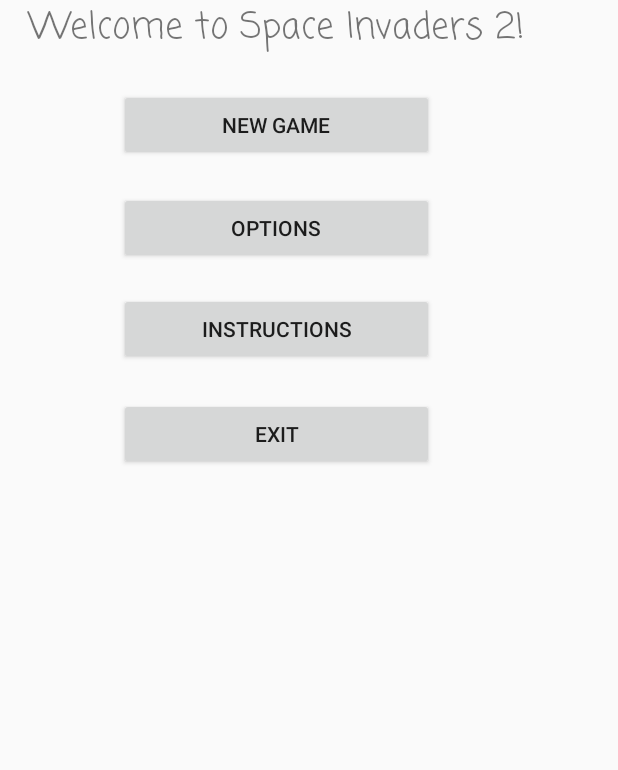
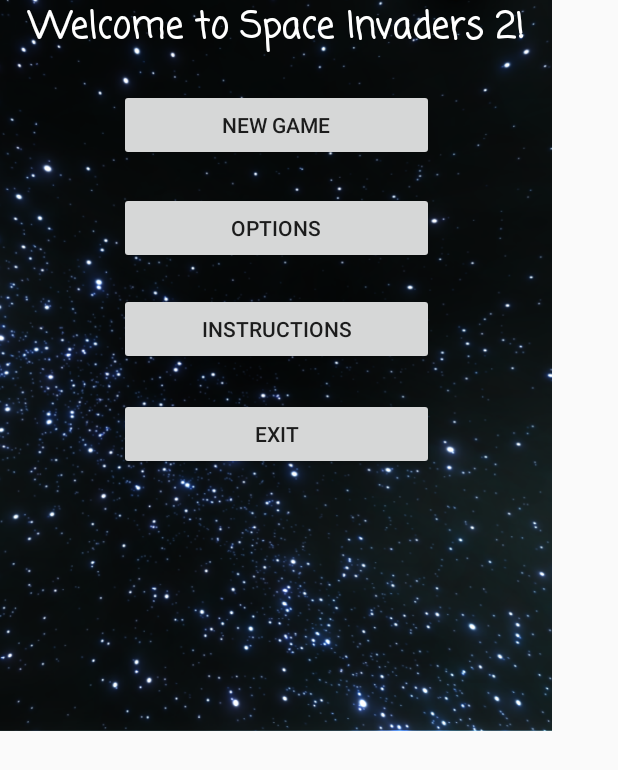
Before and after one commit to septianrazi/SpaceCrusaders, an Android app: the screen it shows after launch (MainMenuActivity), on a phone screen of 412 x 824 dp. Shown: the top 770 px of the screen. Run offline under Robolectric (Android 15) with nearby library versions, the phone set to English and light mode, and no system bars.

Commit message:
Try to put an image background in Main menu

```diff
--- a/app/src/main/java/com/example/comp2100/retrogame2018s1/MainMenuActivity.java
+++ b/app/src/main/java/com/example/comp2100/retrogame2018s1/MainMenuActivity.java
@@ -1,6 +1,7 @@
 package com.example.comp2100.retrogame2018s1;
 
 import android.content.Intent;
+import android.graphics.Color;
 import android.support.v7.app.AppCompatActivity;
 import android.os.Bundle;
 import android.view.View;
--- a/app/src/main/res/layout/activity_main_menu.xml
+++ b/app/src/main/res/layout/activity_main_menu.xml
@@ -12,6 +12,9 @@
         android:layout_height="487dp"
         tools:layout_editor_absoluteX="8dp"
         tools:layout_editor_absoluteY="8dp">
+
+
+
 
         <Button
             android:id="@+id/btn_exit"
@@ -49,16 +52,28 @@
             app:layout_constraintEnd_toEndOf="parent"
             app:layout_constraintStart_toStartOf="parent" />
 
+        <ImageView
+            android:id="@+id/imageView"
+            android:layout_width="wrap_content"
+            android:layout_height="wrap_content"
+            android:scaleType = "centerCrop"
+            app:srcCompat="@drawable/main_back"
+            tools:layout_editor_absoluteX="0dp"
+            tools:layout_editor_absoluteY="0dp" />
+
         <TextView
             android:id="@+id/welcome"
             android:layout_width="match_parent"
             android:layout_height="wrap_content"
             android:fontFamily="casual"
             android:text="Welcome to Space Invaders 2!"
+            android:textColor="#ffffff"
+            android:textStyle="bold"
             android:gravity="center_horizontal"
             android:textSize="24sp"
             android:visibility="visible"
             tools:text="Welcome to Space Invaders 2!" />
+
 
         <Button
             android:id="@+id/btn_newGame"
@@ -71,6 +86,8 @@
             app:layout_constraintBottom_toBottomOf="parent"
             app:layout_constraintEnd_toEndOf="parent"
             app:layout_constraintStart_toStartOf="parent" />
+
+
     </android.support.constraint.ConstraintLayout>
 
 </android.support.constraint.ConstraintLayout>
--- a/app/src/main/res/layout/activity_options.xml
+++ b/app/src/main/res/layout/activity_options.xml
@@ -52,6 +52,7 @@
         android:layout_marginLeft="24dp"
         android:layout_marginRight="24dp"
         android:layout_marginStart="24dp"
+        android:checkedButton="@+id/btn_easy"
         android:orientation="horizontal"
         app:layout_constraintBottom_toTopOf="@+id/seekBar"
         app:layout_constraintEnd_toEndOf="parent"
```
Also changed, not shown: app/src/main/res/drawable/main_back.9.png (added).
